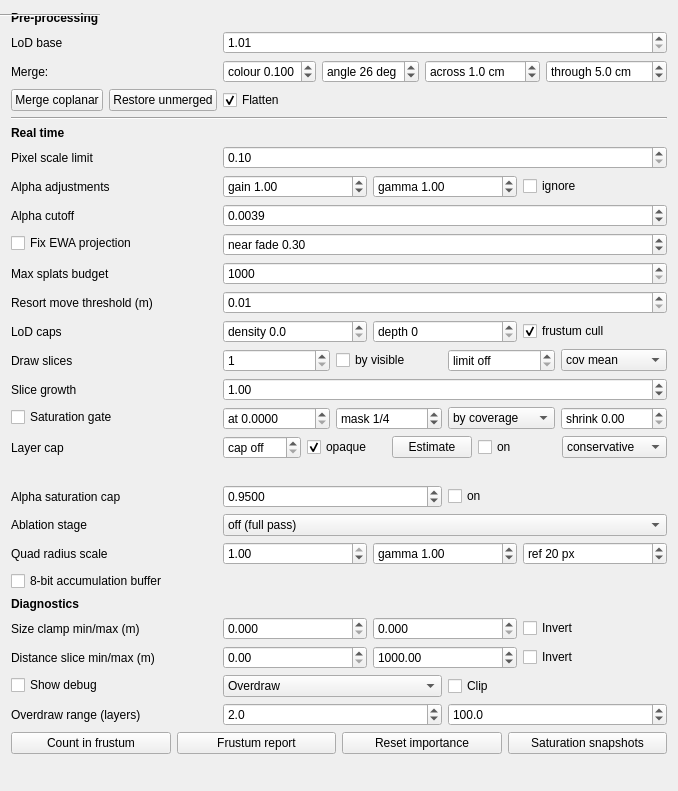
First picture: the form in gui_client/GaussianSplatSettingsWidget.ui, repository russiaman/substrata_robo, before the edit.
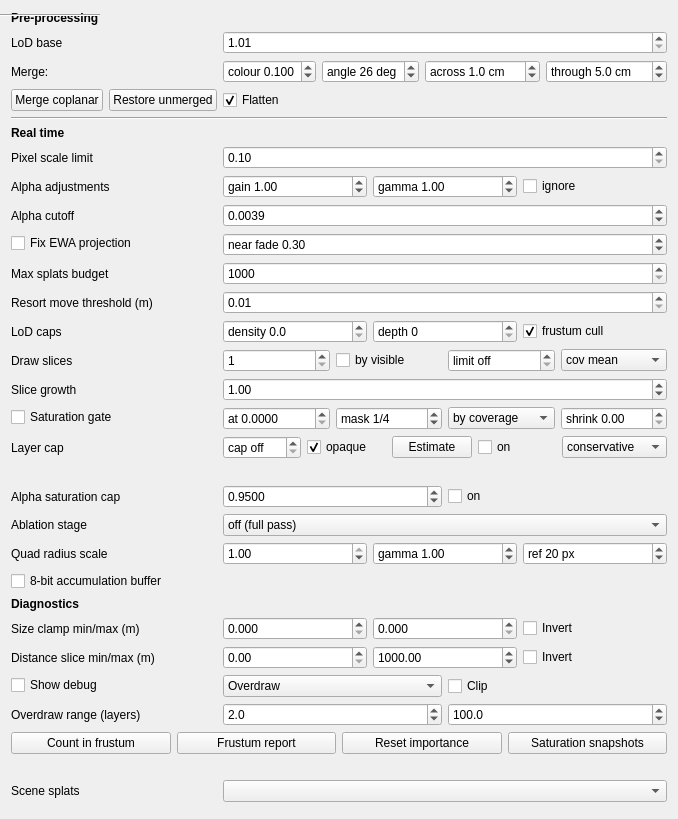
Second picture: the form after the edit.

Commit message: Splat panel: Scene splats dropdown for quick selection.

The edit to the form file:
```diff
--- a/gui_client/GaussianSplatSettingsWidget.ui
+++ b/gui_client/GaussianSplatSettingsWidget.ui
@@ -1598,7 +1598,30 @@
      </item>
     </layout>
    </item>
-   <item row="29" column="0" colspan="2">
+   <item row="29" column="0">
+    <widget class="QLabel" name="sceneSplatsLabel">
+     <property name="text">
+      <string>Scene splats</string>
+     </property>
+     <property name="toolTip">
+      <string>Pick a Gaussian splat object in the world to select it (its transform gizmo appears). Refreshed while the panel is open. Convenience tool when a scene has many splats and clicking the right one in the viewport is awkward.</string>
+     </property>
+    </widget>
+   </item>
+   <item row="29" column="1">
+    <widget class="QComboBox" name="sceneSplatsComboBox">
+     <property name="sizePolicy">
+      <sizepolicy hsizetype="Expanding" vsizetype="Fixed">
+       <horstretch>0</horstretch>
+       <verstretch>0</verstretch>
+      </sizepolicy>
+     </property>
+     <property name="toolTip">
+      <string>Pick a Gaussian splat object in the world to select it (its transform gizmo appears). Refreshed while the panel is open.</string>
+     </property>
+    </widget>
+   </item>
+   <item row="30" column="0" colspan="2">
     <spacer name="verticalSpacer">
      <property name="orientation">
       <enum>Qt::Vertical</enum>
```
The commit also changes 4 other files.
